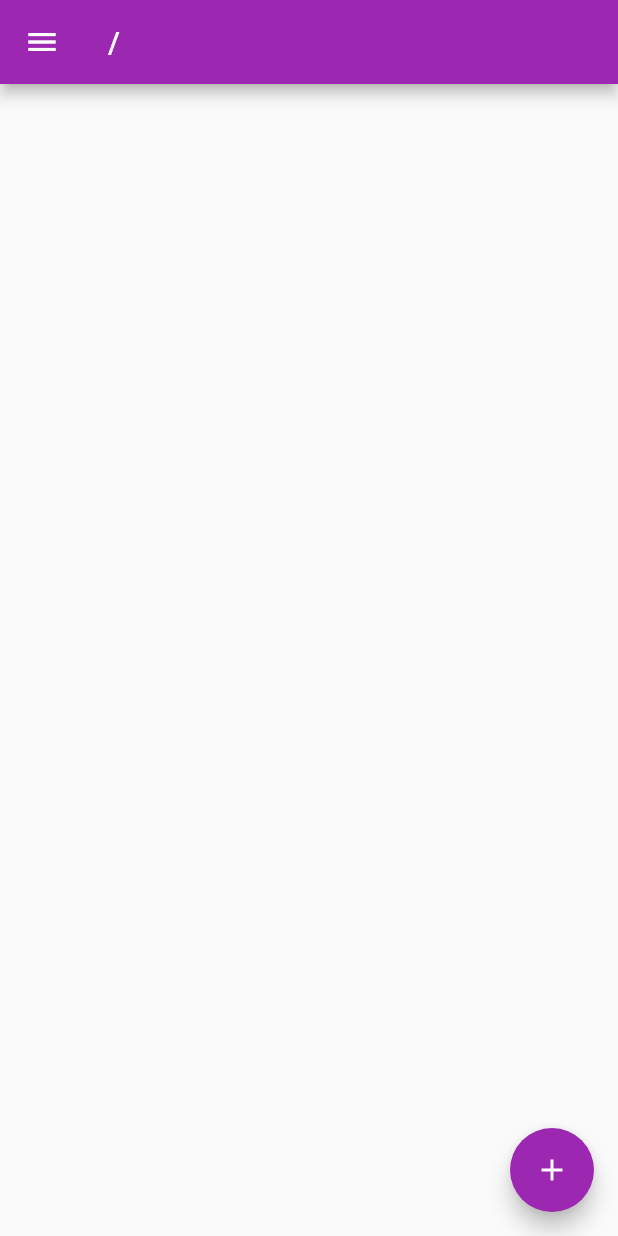
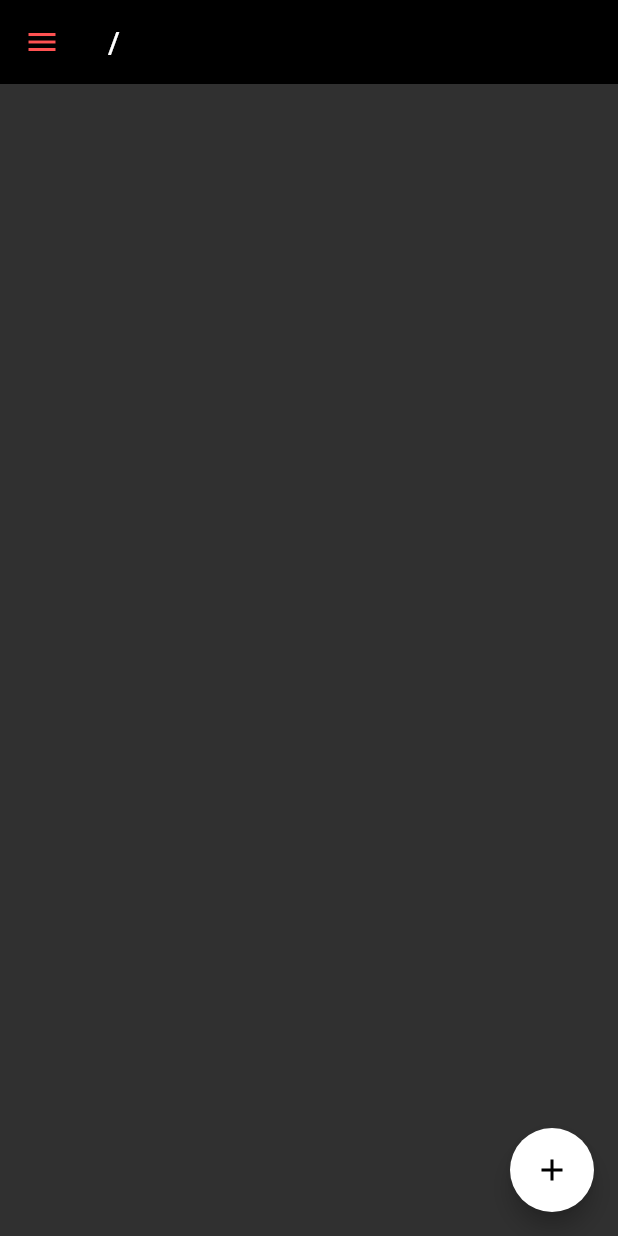
Before and after one commit to RohitSingh107/dirbook, a Flutter app: the screen it shows after launch, on a phone screen of 412 x 824 dp. Run offline on Flutter 3.47's test engine with Material 2 defaults, Android fonts, the phone set to English and light mode, and no system bars; drawn by our look-alikes of flutter_speed_dial; our stand-ins replace file_picker; missing offline and left inert: flutter_file_dialog, restart_app.

Commit message:
theme work

```diff
--- a/lib/main.dart
+++ b/lib/main.dart
@@ -2,6 +2,7 @@ import 'dart:convert';
 
 import 'package:dir_book/bookmark_storage/bookmarks_storage.dart';
 import 'package:dir_book/mainPage/mainPage.dart';
+import 'package:dir_book/theme/themes.dart';
 import 'package:flutter/material.dart';
 
 void main() {
@@ -15,10 +16,10 @@ class MyApp extends StatelessWidget {
   @override
   Widget build(BuildContext context) {
     return MaterialApp(
+      themeMode: ThemeMode.dark,
+      theme: MyTheme.lightTheme(context),
+      darkTheme: MyTheme.darkTheme(context),
       title: 'Flutter Demo',
-      theme: ThemeData(
-        primarySwatch: Colors.purple,
-      ),
       home: MyHomePage(
         bmStorage: BookMarkStorage(),
       ),
--- a/lib/mainPage/mainPage.dart
+++ b/lib/mainPage/mainPage.dart
@@ -141,9 +141,11 @@ class _MainPageState extends State<MainPage> {
 
 Widget directoryTile(BuildContext context, Map<String, dynamic> bm,
     List<String> listOfItems, int index) {
-  return ListTile(
-    title: Text(listOfItems[index]),
-    leading: const Icon(Icons.folder),
+  return InkWell(
+    onLongPress: () {
+      // TODO:  <27-07-22, yourname> //
+      // Update directory
+    },
     onTap: () {
       Navigator.push(context, MaterialPageRoute(builder: (context) {
         return MainPage(
@@ -152,50 +154,20 @@ Widget directoryTile(BuildContext context, Map<String, dynamic> bm,
         );
       }));
     },
-    subtitle: Text(bm[listOfItems[index]].length.toString()),
+    child: Card(
+      child: ListTile(
+        title: Text(listOfItems[index]),
+        leading: const Icon(Icons.folder),
+        subtitle: Text(bm[listOfItems[index]].length.toString()),
+      ),
+    ),
   );
 }
-
-// class DirectoryTile extends StatefulWidget {
-//   Map<String, dynamic> bm;
-//   List<String> listOfItems;
-//   int index;
-
-//   DirectoryTile(
-//       {Key? key,
-//       required this.bm,
-//       required this.listOfItems,
-//       required this.index})
-//       : super(key: key);
-//   @override
-//   _DirectoryTileState createState() => _DirectoryTileState();
-// }
-
-// class _DirectoryTileState extends State<DirectoryTile> {
-//   @override
-//   Widget build(BuildContext context) {
-//     return ListTile(
-//       title: Text(widget.listOfItems[widget.index]),
-//       leading: const Icon(Icons.folder),
-//       onTap: () {
-//         Navigator.push(context, MaterialPageRoute(builder: (context) {
-//           return MainPage(
-//             bm: widget.bm[widget.listOfItems[widget.index]],
-//             parentRoot: widget.listOfItems[widget.index],
-//           );
-//         }));
-//       },
-//       subtitle:
-//           Text(widget.bm[widget.listOfItems[widget.index]].length.toString()),
-//     );
-//   }
-// }
 
 Widget bookmarkWidget(BuildContext context, Map<String, dynamic> bm,
     List<String> listOfItems, int index) {
   return InkWell(
     onLongPress: () {
-      print("Bookmark is long pressed");
       //   // TODO:  <27-07-22, yourname> //
       //   // Update the item
     },
@@ -212,9 +184,6 @@ Widget bookmarkWidget(BuildContext context, Map<String, dynamic> bm,
         child: const Icon(Icons.delete_forever),
       ),
       onDismissed: (DismissDirection direction) async {
-        // TODO:  <27-07-22, yourname> //
-        // Deleting bookmark
-        // print(listOfItems[index]);
         bm.remove(listOfItems[index]);
         await BookMarkStorage().saveToStorage();
       },
@@ -299,7 +268,7 @@ Future<void> openDialogForBookmark(
       context: context,
       builder: (context) => AlertDialog(
             title: const Text("Create a Bookmark"),
-            content: Container(
+            content: SizedBox(
               height: 100,
               child: Column(
                 crossAxisAlignment: CrossAxisAlignment.center,
--- /dev/null
+++ b/lib/theme/themes.dart
@@ -0,0 +1,39 @@
+import 'package:flutter/material.dart';
+
+class MyTheme {
+  static ThemeData lightTheme(BuildContext context) => ThemeData(
+      scaffoldBackgroundColor: Colors.pink[100],
+      // primaryTextTheme: GoogleFonts.latoTextTheme()
+      cardColor: Colors.white,
+      canvasColor: creamColor,
+      appBarTheme: AppBarTheme(
+        color: Colors.deepPurple,
+        elevation: 0.0,
+        iconTheme: const IconThemeData(color: Colors.black),
+        toolbarTextStyle: Theme.of(context).textTheme.bodyText2,
+        titleTextStyle: Theme.of(context).textTheme.headline6,
+        // textTheme: Theme.of(context).textTheme,
+      ),
+      colorScheme: ColorScheme.fromSwatch(primarySwatch: Colors.deepPurple)
+          .copyWith(secondary: darkBluishColor));
+  static ThemeData darkTheme(BuildContext context) => ThemeData(
+      scaffoldBackgroundColor: Colors.grey[850],
+      // primaryTextTheme: GoogleFonts.latoTextTheme()
+      // brightness: Brightness.dark,
+      cardColor: Colors.black,
+      canvasColor: darkCreamColor,
+      appBarTheme: const AppBarTheme(
+        color: Colors.black,
+        elevation: 0.0,
+        iconTheme: IconThemeData(color: Colors.redAccent),
+      ),
+      colorScheme: ColorScheme.fromSwatch(
+              primarySwatch: Colors.pink, brightness: Brightness.dark)
+          .copyWith(secondary: Colors.white));
+
+  static Color creamColor = const Color(0xfff5f5f5);
+  // static Color darkCreamColor = Vx.gray800;
+  static Color darkCreamColor = Colors.grey[800]!;
+  static Color darkBluishColor = const Color(0xff403b58);
+  static Color lightBluishColor = Colors.indigo[500]!;
+}
```
